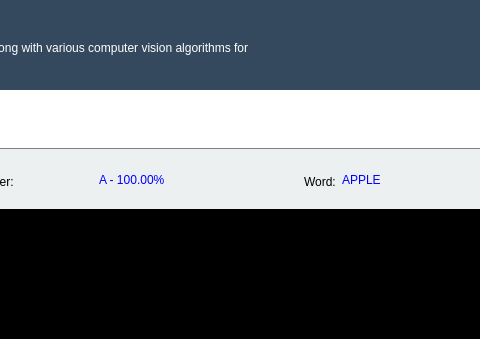
Qt form Modules/UserInterface/main_window.ui (jjjimenez100/A-Silent-Voice) before a commit; both pictures show x 304 to 784 and y 0 to 339 of the 1000 by 700 pixel window.
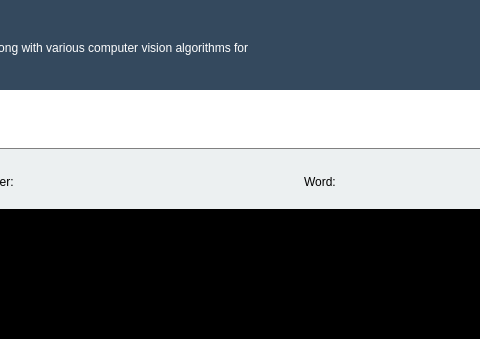
The same form after that commit. Icons and pictures are not drawn.

What changed in the file:
```diff
--- a/Modules/UserInterface/main_window.ui
+++ b/Modules/UserInterface/main_window.ui
@@ -827,7 +827,7 @@
 </string>
                       </property>
                       <property name="text">
-                       <string>A - 100.00%</string>
+                       <string></string>
                       </property>
                       <property name="alignment">
                        <set>Qt::AlignLeading|Qt::AlignLeft|Qt::AlignVCenter</set>
@@ -862,7 +862,7 @@
 </string>
                    </property>
                    <property name="text">
-                    <string>APPLE</string>
+                    <string></string>
                    </property>
                   </widget>
                  </item>
```
Left out of the diff: 2 changed lines with no effect on the pictures.
